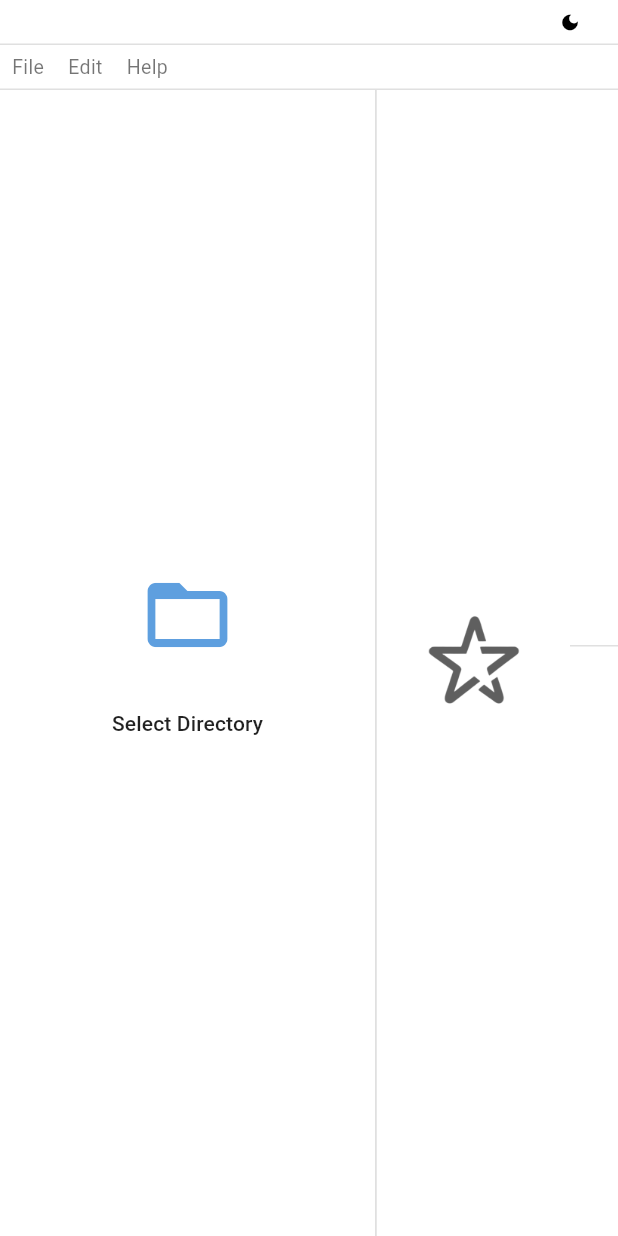
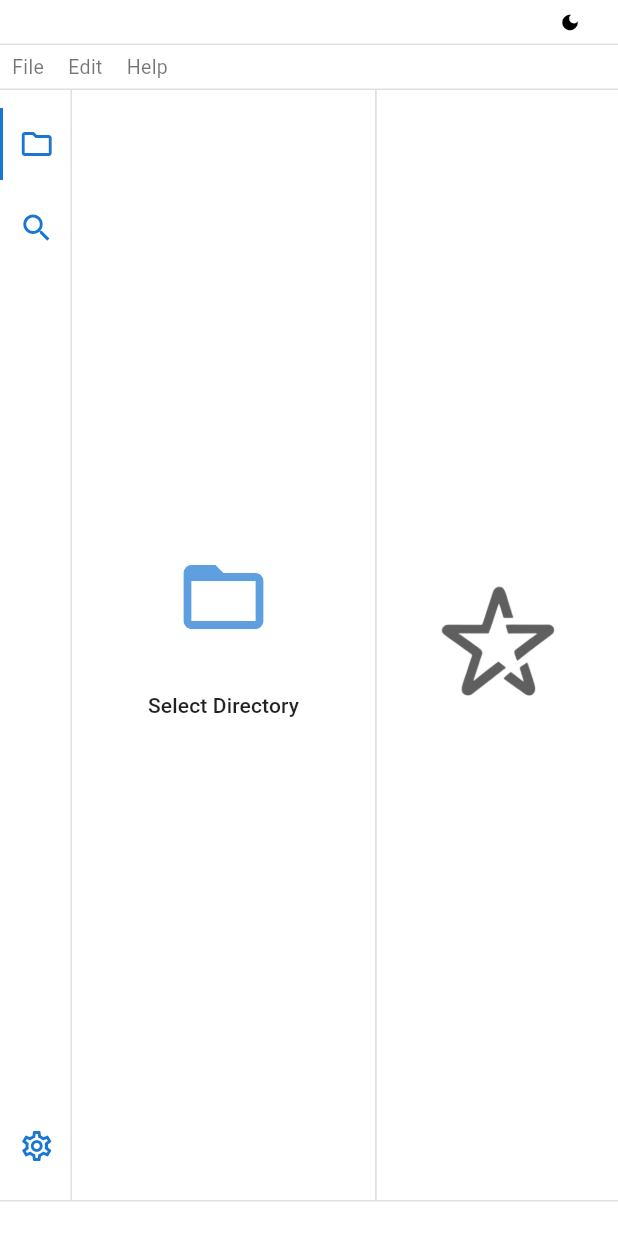
Before and after one commit to scarryaa/starlight, a Flutter app: the screen it shows after launch, on a phone screen of 412 x 824 dp. Run offline on Flutter 3.47's test engine with Material 3 defaults, Android fonts, the phone set to English and light mode, and no system bars; our stand-ins replace file_picker; missing offline and left inert: window_manager.

Commit message:
vertical sidebar switcher

```diff
--- /dev/null
+++ b/devtools_options.yaml
@@ -0,0 +1,3 @@
+description: This file stores settings for Dart & Flutter DevTools.
+documentation: https://docs.flutter.dev/tools/devtools/extensions#configure-extension-enablement-states
+extensions:
--- a/lib/features/editor/editor.dart
+++ b/lib/features/editor/editor.dart
@@ -584,13 +584,13 @@ class _CodeEditorState extends State<CodeEditor> {
                       ),
                     ),
                   ),
-                  const Positioned(
+                  Positioned(
                     right: 0,
                     bottom: 0,
                     child: SizedBox(
-                      width: scrollbarWidth,
+                      width: scrollbarWidth + 2,
                       height: scrollbarWidth,
-                      child: ColoredBox(color: Colors.white),
+                      child: ColoredBox(color: theme.colorScheme.surface),
                     ),
                   ),
                   Positioned(
--- a/lib/features/editor/models/text_editing_core.dart
+++ b/lib/features/editor/models/text_editing_core.dart
@@ -27,6 +27,7 @@ class TextEditingCore extends ChangeNotifier {
 
   void setText(String newText) {
     // Dumb workaround for incorrect formatting if we set the text directly
+    // TODO fix this
     if (rope.length > 0) {
       rope = rope.delete(0, rope.length);
     }
--- a/lib/features/file_explorer/file_explorer.dart
+++ b/lib/features/file_explorer/file_explorer.dart
@@ -103,10 +103,6 @@ class _FileExplorerContentState extends State<_FileExplorerContent>
 
   Widget _buildFileExplorer(
       ThemeData theme, FileExplorerController controller) {
-    if (controller.isLoading) {
-      return Center(
-          child: CircularProgressIndicator(color: theme.primaryColor));
-    }
     if (controller.currentDirectory == null) {
       return Center(
         child: Column(
@@ -147,7 +143,6 @@ class _FileExplorerContentState extends State<_FileExplorerContent>
         controller: _scrollController,
         child: ListView(
           controller: _scrollController,
-          padding: const EdgeInsets.symmetric(horizontal: 8.0),
           children: [
             FileTreeItem(
               key: ValueKey(controller.currentDirectory?.path),
@@ -156,6 +151,7 @@ class _FileExplorerContentState extends State<_FileExplorerContent>
               level: 0,
               isInitiallyExpanded: true,
             ),
+            Container(height: 24)
           ],
         ),
       ),
--- a/lib/features/sidebar_switcher/sidebar_switcher.dart
+++ b/lib/features/sidebar_switcher/sidebar_switcher.dart
@@ -1,10 +1,9 @@
 import 'dart:io';
-
 import 'package:flutter/material.dart';
 import 'package:starlight/features/file_explorer/file_explorer.dart';
 import 'package:starlight/features/file_explorer/file_Explorer_controller.dart';
 
-enum SidebarOption { fileExplorer, settings }
+enum SidebarOption { fileExplorer, search, settings }
 
 class SidebarSwitcher extends StatefulWidget {
   final Function(File) onFileSelected;
@@ -24,6 +23,7 @@ class SidebarSwitcher extends StatefulWidget {
 
 class _SidebarSwitcherState extends State<SidebarSwitcher> {
   SidebarOption _selectedOption = SidebarOption.fileExplorer;
+  bool _isSidebarExpanded = true;
 
   Widget _buildSidebarContent() {
     switch (_selectedOption) {
@@ -33,9 +33,10 @@ class _SidebarSwitcherState extends State<SidebarSwitcher> {
           onDirectorySelected: widget.onDirectorySelected,
           controller: widget.fileExplorerController,
         );
+      case SidebarOption.search:
+        return const Center(child: Text('Search'));
       case SidebarOption.settings:
-        return const Center(
-            child: Text('Settings')); // Placeholder for settings
+        return const Center(child: Text('Settings'));
       default:
         return const SizedBox.shrink();
     }
@@ -43,36 +44,79 @@ class _SidebarSwitcherState extends State<SidebarSwitcher> {
 
   @override
   Widget build(BuildContext context) {
-    return Column(
+    return Row(
       children: [
-        _buildSidebarHeader(),
-        Expanded(child: _buildSidebarContent()),
+        _buildSidebarIcons(),
+        if (_isSidebarExpanded)
+          Expanded(
+            child: Container(
+              color: Theme.of(context).colorScheme.surface,
+              child: _buildSidebarContent(),
+            ),
+          ),
       ],
     );
   }
 
-  Widget _buildSidebarHeader() {
+  Widget _buildSidebarIcons() {
     return Container(
-      height: 40,
-      color: Theme.of(context).colorScheme.surface,
-      child: Row(
-        mainAxisAlignment: MainAxisAlignment.spaceEvenly,
+      decoration: BoxDecoration(
+        color: Theme.of(context).colorScheme.surface.withOpacity(0.9),
+        border: Border(
+          right: BorderSide(
+            width: 1,
+            color: Theme.of(context).dividerColor,
+          ),
+        ),
+      ),
+      width: 48,
+      child: Column(
         children: [
-          _buildSidebarButton(SidebarOption.fileExplorer, Icons.folder),
-          _buildSidebarButton(SidebarOption.settings, Icons.settings),
+          const SizedBox(height: 8),
+          _buildSidebarIconButton(
+              SidebarOption.fileExplorer, Icons.folder_outlined),
+          _buildSidebarIconButton(SidebarOption.search, Icons.search),
+          const Spacer(),
+          _buildSidebarIconButton(
+              SidebarOption.settings, Icons.settings_outlined),
+          const SizedBox(height: 8),
         ],
       ),
     );
   }
 
-  Widget _buildSidebarButton(SidebarOption option, IconData icon) {
+  Widget _buildSidebarIconButton(SidebarOption option, IconData icon) {
     final isSelected = _selectedOption == option;
+    return Container(
+      width: double.infinity,
+      margin: const EdgeInsets.symmetric(vertical: 4),
+      decoration: BoxDecoration(
+        border: Border(
+          left: BorderSide(
+            color: isSelected
+                ? Theme.of(context).colorScheme.primary
+                : Colors.transparent,
+            width: 2,
+          ),
+        ),
+      ),
+      child: IconButton(
+        icon: Icon(icon),
+        color: isSelected
+            ? Theme.of(context).colorScheme.primary
+            : Theme.of(context).iconTheme.color,
+        onPressed: () => setState(() {
+          _selectedOption = option;
+          _isSidebarExpanded = true;
+        }),
+      ),
+    );
+  }
+
+  Widget _buildSidebarToggleButton() {
     return IconButton(
-      icon: Icon(icon),
-      color: isSelected
-          ? Theme.of(context).colorScheme.primary
-          : Theme.of(context).iconTheme.color,
-      onPressed: () => setState(() => _selectedOption = option),
+      icon: Icon(_isSidebarExpanded ? Icons.chevron_left : Icons.chevron_right),
+      onPressed: () => setState(() => _isSidebarExpanded = !_isSidebarExpanded),
     );
   }
 }
--- a/lib/screens/home_page.dart
+++ b/lib/screens/home_page.dart
@@ -8,6 +8,7 @@ import 'package:starlight/features/file_explorer/file_Explorer_controller.dart';
 import 'package:starlight/features/file_explorer/file_explorer.dart';
 import 'package:starlight/features/file_menu/file_menu_actions.dart';
 import 'package:starlight/features/file_menu/menu_actions.dart';
+import 'package:starlight/features/sidebar_switcher/sidebar_switcher.dart';
 import 'package:starlight/features/tabs/tab.dart';
 import 'package:starlight/themes/theme_provider.dart';
 import 'package:starlight/utils/widgets/resizable_widget.dart';
@@ -55,10 +56,10 @@ class _MyHomePageState extends State<MyHomePage> {
         ResizableWidget(
           maxWidthPercentage: 0.9,
           child: RepaintBoundary(
-            child: FileExplorerWidget(
-              controller: _fileExplorerController,
+            child: SidebarSwitcher(
               onFileSelected: _handleOpenFile,
               onDirectorySelected: _handleDirectorySelected,
+              fileExplorerController: _fileExplorerController,
             ),
           ),
         ),
@@ -67,8 +68,8 @@ class _MyHomePageState extends State<MyHomePage> {
           key: _editorKey,
           fileMenuActions: _fileMenuActions,
         )),
-        _buildStatusBar(),
-      ]))
+      ])),
+      _buildStatusBar()
     ]));
   }
 
@@ -402,7 +403,7 @@ class _EditorWidgetState extends State<EditorWidget> {
       child: Image(
         image: AssetImage(
           isDarkMode
-              ? 'assets/starlight_logo_white.png'
+              ? 'assets/starlight_logo_grey.png'
               : 'assets/starlight_logo_grey.png',
         ),
         height: 500,
```
Also changed, not shown: lib/features/file_explorer/file_tree_item.dart (+19 -16 lines).
